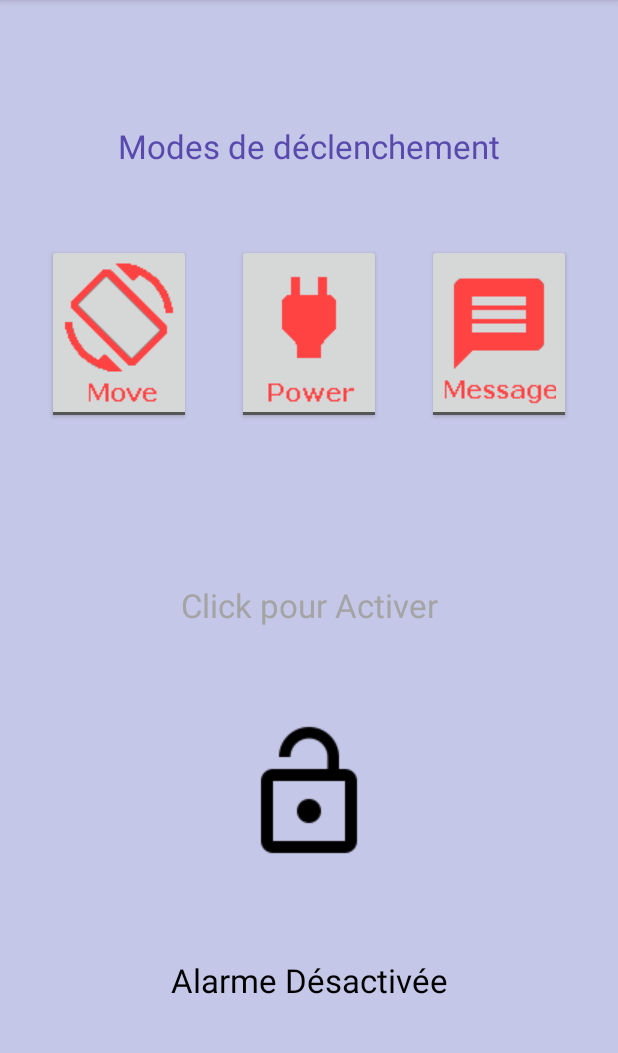
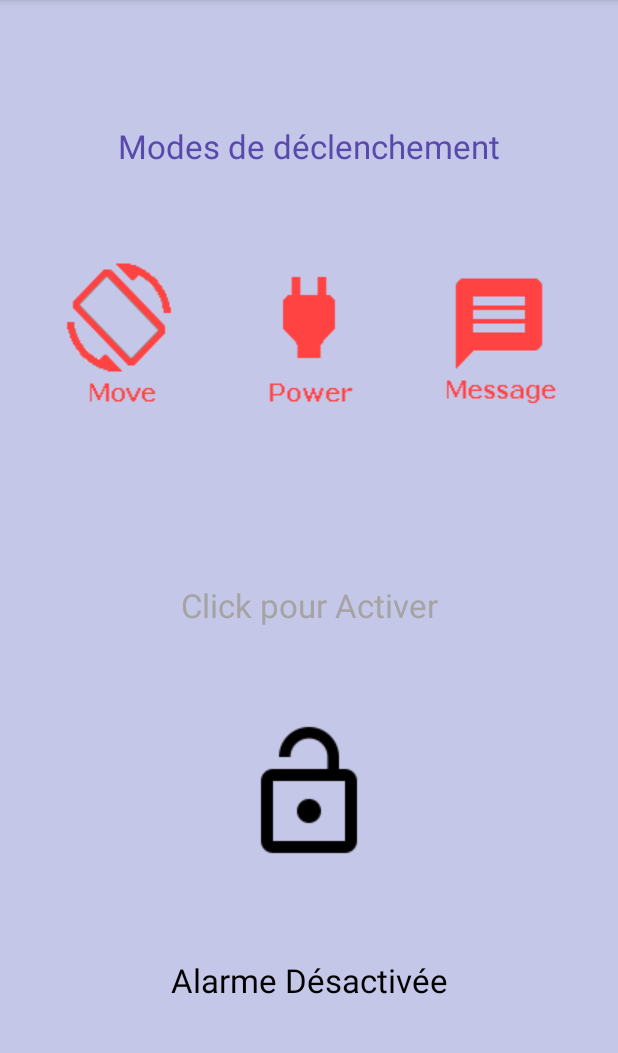
Before and after one commit to BenjaminDish/Thief_Catcher, an Android app: the screen it shows after launch (MainActivity), on a phone screen of 412 x 824 dp, the part 84-1137 px from its top. Run offline under Robolectric (Android 15) with nearby library versions, the phone set to English and light mode, and no system bars.

Commit message:
Correction image main_activity

```diff
--- a/app/src/main/java/com/example/benjamin/thief_catcher/MainActivity.java
+++ b/app/src/main/java/com/example/benjamin/thief_catcher/MainActivity.java
@@ -59,35 +59,10 @@ public class MainActivity extends AppCompatActivity {
 
         imageButtonLock.setImageResource(R.drawable.unlockicon);
 
-        ImageSpan imageSpanMoveRed = new ImageSpan(this, R.drawable.moveiconred);
-        ImageSpan imageSpanMoveGreen = new ImageSpan(this, R.drawable.moveicongreen);
-        SpannableString contentMoveRed = new SpannableString("X");
-        SpannableString contentMoveGreen = new SpannableString("X");
-        contentMoveRed.setSpan(imageSpanMoveRed, 0, 1, Spanned.SPAN_EXCLUSIVE_EXCLUSIVE);
-        contentMoveGreen.setSpan(imageSpanMoveGreen, 0, 1, Spanned.SPAN_EXCLUSIVE_EXCLUSIVE);
-        toggleButtonMove.setText(contentMoveRed);
-        toggleButtonMove.setTextOn(contentMoveGreen);
-        toggleButtonMove.setTextOff(contentMoveRed);
 
-        ImageSpan imageSpanSmsRed = new ImageSpan(this, R.drawable.smsiconred);
-        ImageSpan imageSpanSmsGreen = new ImageSpan(this, R.drawable.smsicongreen);
-        SpannableString contentSmsRed = new SpannableString("X");
-        SpannableString contentSmsGreen = new SpannableString("X");
-        contentSmsRed.setSpan(imageSpanSmsRed, 0, 1, Spanned.SPAN_EXCLUSIVE_EXCLUSIVE);
-        contentSmsGreen.setSpan(imageSpanSmsGreen, 0, 1, Spanned.SPAN_EXCLUSIVE_EXCLUSIVE);
-        toggleButtonSms.setText(contentSmsRed);
-        toggleButtonSms.setTextOn(contentSmsGreen);
-        toggleButtonSms.setTextOff(contentSmsRed);
 
-        ImageSpan imageSpanChargeRed = new ImageSpan(this, R.drawable.chargeiconred);
-        ImageSpan imageSpanChargeGreen = new ImageSpan(this, R.drawable.chargeicongreen);
-        SpannableString contentChargeRed = new SpannableString("X");
-        SpannableString contentChargeGreen = new SpannableString("X");
-        contentChargeRed.setSpan(imageSpanChargeRed, 0, 1, Spanned.SPAN_EXCLUSIVE_EXCLUSIVE);
-        contentChargeGreen.setSpan(imageSpanChargeGreen, 0, 1, Spanned.SPAN_EXCLUSIVE_EXCLUSIVE);
-        toggleButtonCharge.setText(contentChargeRed);
-        toggleButtonCharge.setTextOn(contentChargeGreen);
-        toggleButtonCharge.setTextOff(contentChargeRed);
+
+
 
         toggleButtonMove.setOnCheckedChangeListener(new CompoundButton.OnCheckedChangeListener() {
             @Override
--- /dev/null
+++ b/app/src/main/res/drawable/check_charge.xml
@@ -0,0 +1,10 @@
+<?xml version="1.0" encoding="utf-8"?>
+<selector xmlns:android="http://schemas.android.com/apk/res/android">
+    <!-- When selected, use grey -->
+    <item android:drawable="@drawable/chargeicongreen"
+        android:state_checked="true" />
+    <!-- When not selected, use white-->
+    <item android:drawable="@drawable/chargeiconred"
+        android:state_checked="false"/>
+
+</selector>
--- /dev/null
+++ b/app/src/main/res/drawable/check_move.xml
@@ -0,0 +1,10 @@
+<?xml version="1.0" encoding="utf-8"?>
+<selector xmlns:android="http://schemas.android.com/apk/res/android">
+    <!-- When selected, use grey -->
+    <item android:drawable="@drawable/moveicongreen"
+        android:state_checked="true" />
+    <!-- When not selected, use white-->
+    <item android:drawable="@drawable/moveiconred"
+        android:state_checked="false"/>
+
+</selector>
--- /dev/null
+++ b/app/src/main/res/drawable/check_sms.xml
@@ -0,0 +1,10 @@
+<?xml version="1.0" encoding="utf-8"?>
+<selector xmlns:android="http://schemas.android.com/apk/res/android">
+    <!-- When selected, use grey -->
+    <item android:drawable="@drawable/smsicongreen"
+        android:state_checked="true" />
+    <!-- When not selected, use white-->
+    <item android:drawable="@drawable/smsiconred"
+        android:state_checked="false"/>
+
+</selector>
--- a/app/src/main/res/layout/activity_main.xml
+++ b/app/src/main/res/layout/activity_main.xml
@@ -44,6 +44,7 @@
             android:textOn=" "
             android:singleLine="false"
             android:padding="10dp"
+            android:background="@drawable/check_move"
         />
 
         <ToggleButton
@@ -57,7 +58,8 @@
             android:text=" "
             android:enabled="true"
             android:clickable="true"
-            android:padding="10dp" />
+            android:padding="10dp"
+            android:background="@drawable/check_charge"/>
 
         <ToggleButton
             android:layout_width="wrap_content"
@@ -65,15 +67,16 @@
             android:text=" "
             android:id="@+id/toggleButtonSms"
             android:layout_weight="1"
-            android:layout_marginLeft="15dp"
-            android:layout_marginTop="15dp"
-            android:layout_marginRight="30dp"
-            android:layout_marginBottom="15dp"
             android:textOn=" "
             android:textOff=" "
             android:enabled="true"
             android:clickable="true"
-            android:padding="10dp" />
+            android:padding="10dp"
+            android:background="@drawable/check_sms"
+            android:layout_marginLeft="15dp"
+            android:layout_marginTop="15dp"
+            android:layout_marginRight="30dp"
+            android:layout_marginBottom="15dp"/>
 
     </LinearLayout>
 
```
